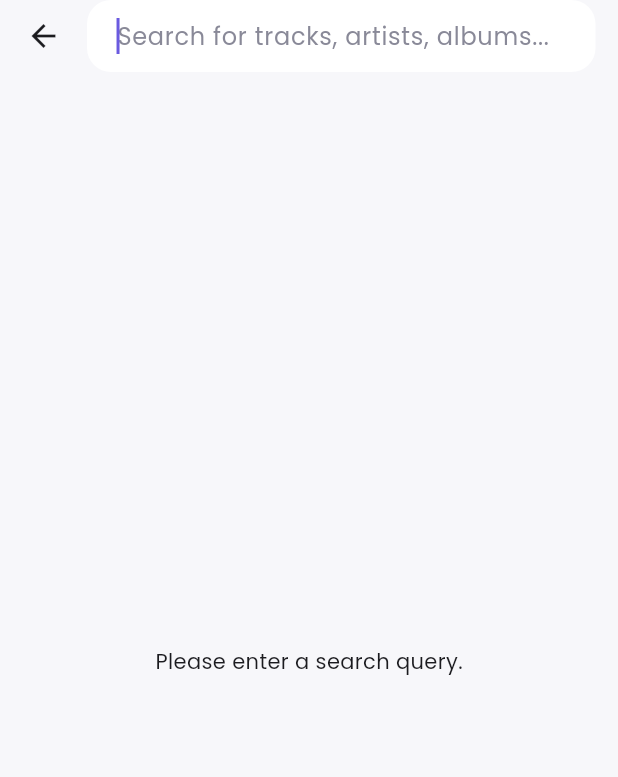
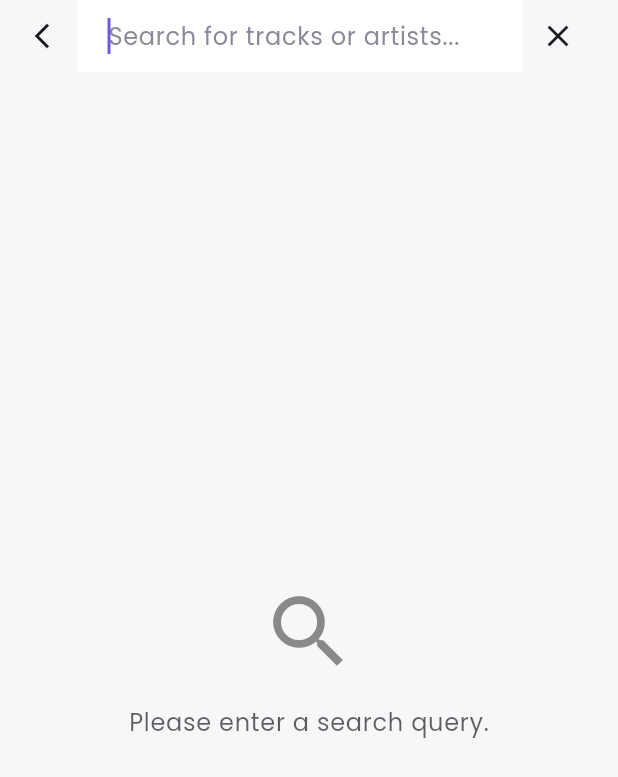
Before and after one commit to palp1ix/listen_to_my_tracks, a Flutter app: the SearchResultsScreen screen opened by its route, on a phone screen of 412 x 824 dp. Shown: the top 777 px of the screen. Run offline on Flutter 3.47's test engine with Material 3 defaults, Android fonts, the phone set to English and light mode, and no system bars; our stand-ins replace auto_route, dio, equatable, flutter_bloc, google_fonts; network calls fail.

Commit message:
feat(search): Implement CustomSearchBar widget for improved search functionality

```diff
--- a/lib/features/search/view/search_results_screen.dart
+++ b/lib/features/search/view/search_results_screen.dart
@@ -5,7 +5,9 @@ import 'package:flutter_bloc/flutter_bloc.dart';
 import 'package:listen_to_my_tracks/core/widgets/track_list_tile.dart';
 import 'package:listen_to_my_tracks/data/datasources/music_remote_datasource.dart';
 import 'package:listen_to_my_tracks/data/repositories/music_repository_impl.dart';
+import 'package:listen_to_my_tracks/domain/entities/track.dart';
 import 'package:listen_to_my_tracks/features/search/bloc/search_bloc.dart';
+import 'package:listen_to_my_tracks/features/search/widgets/search_bar.dart';
 
 @RoutePage()
 class SearchResultsScreen extends StatefulWidget {
@@ -16,13 +18,15 @@ class SearchResultsScreen extends StatefulWidget {
 }
 
 class _SearchResultsScreenState extends State<SearchResultsScreen> {
+  // BLoC and controllers are state, so they remain in the StatefulWidget.
   late final SearchBloc _searchBloc;
   late final TextEditingController _controller;
-  late final FocusNode _focusNode; // 1. Declare the FocusNode.
+  late final FocusNode _focusNode;
 
   @override
   void initState() {
-    // Initialize the SearchBloc with the MusicRepositoryImpl.
+    super.initState();
+    // DI logic is left as is, as requested.
     _searchBloc = SearchBloc(
       MusicRepositoryImpl(
         remoteDataSource: MusicRemoteDataSourceImpl(
@@ -30,86 +34,99 @@ class _SearchResultsScreenState extends State<SearchResultsScreen> {
         ),
       ),
     );
-    // Initialize the text controller.
     _controller = TextEditingController();
-
-    // Initialize the FocusNode.
     _focusNode = FocusNode();
 
-    // Request focus after the first frame has been rendered.
-    // This ensures that the widget tree is built and ready to accept focus.
+    // Auto-focus the search field when the screen opens.
     WidgetsBinding.instance.addPostFrameCallback((_) {
-      // Check if the widget is still in the tree.
       if (mounted) {
         _focusNode.requestFocus();
       }
     });
-
-    super.initState();
   }
 
   @override
   void dispose() {
+    // It's crucial to dispose of all controllers and close BLoCs
+    // to prevent memory leaks.
     _searchBloc.close();
     _controller.dispose();
+    _focusNode.dispose();
     super.dispose();
   }
 
   @override
   Widget build(BuildContext context) {
-    final theme = Theme.of(context);
-
     return Scaffold(
       body: SafeArea(
+        // Using a Column to structure the main sections of the screen:
+        // the search bar and the results body.
         child: Column(
           children: [
-            Padding(
-              padding: const EdgeInsets.only(right: 15, left: 5),
-              child: Row(
-                children: [
-                  IconButton(
-                    icon: const Icon(Icons.arrow_back),
-                    onPressed: () {
-                      context.router.pop();
+            CustomSearchBar(
+              controller: _controller,
+              focusNode: _focusNode,
+              onSubmitted: (query) {
+                // Hide keyboard on submit
+                _focusNode.unfocus();
+                _searchBloc.add(SearchRequested(query));
               },
             ),
-                  SizedBox(width: 5),
+            const SizedBox(height: 10),
+            // The Expanded widget ensures the results body takes up
+            // all available vertical space.
             Expanded(
-                    child: TextField(
-                      controller: _controller,
-                      focusNode:
-                          _focusNode, // Assign the FocusNode to the TextField.
-                      onSubmitted: (value) {
-                        _searchBloc.add(SearchRequested(value));
-                      },
-                      decoration: InputDecoration(
-                        hintText: 'Search for tracks, artists, albums...',
-                      ),
-                      style: TextStyle(color: theme.hintColor),
-                    ),
+              child: _SearchResultsBody(searchBloc: _searchBloc),
             ),
           ],
         ),
       ),
-            SizedBox(height: 10),
-            Expanded(
-              child: BlocBuilder(
-                bloc: _searchBloc,
+    );
+  }
+}
+
+// This widget handles the presentation logic based on the SearchBloc's state.
+class _SearchResultsBody extends StatelessWidget {
+  const _SearchResultsBody({required this.searchBloc});
+
+  final SearchBloc searchBloc;
+
+  @override
+  Widget build(BuildContext context) {
+    return BlocBuilder<SearchBloc, SearchState>(
+      bloc: searchBloc,
       builder: (context, state) {
-                  switch (state) {
-                    case SearchInitial():
-                      return const Center(
-                        child: Text('Please enter a search query.'),
+        return switch (state) {
+          SearchInitial() => const _InfoView(
+              icon: Icons.search,
+              message: 'Please enter a search query.',
+            ),
+          SearchLoading() => const Center(child: CircularProgressIndicator()),
+          SearchFailure(:final message) => _ErrorView(message: message),
+          SearchSuccess(:final results) => results.isEmpty
+              ? const _InfoView(
+                  icon: Icons.search_off,
+                  message: 'No results found.',
+                )
+              : _ResultsListView(results: results),
+        };
+      },
     );
-                    case SearchLoading():
-                      return const Center(child: CircularProgressIndicator());
-                    case SearchFailure(message: final message):
-                      return Center(child: Text('Error: $message'));
-                    case SearchSuccess(results: final results):
-                      if (results.isEmpty) {
-                        return const Center(child: Text('No results found.'));
   }
+}
+
+// A list to display the search results.
+class _ResultsListView extends StatelessWidget {
+  const _ResultsListView({required this.results});
+
+  final List<TrackEntity> results;
+
+  @override
+  Widget build(BuildContext context) {
+    // Using a fade-in effect can make the appearance of results feel smoother.
     return ListView.builder(
+      // Helps with performance on long lists.
+      addAutomaticKeepAlives: true,
       itemCount: results.length,
       itemBuilder: (context, index) {
         final track = results[index];
@@ -120,11 +137,62 @@ class _SearchResultsScreenState extends State<SearchResultsScreen> {
         );
       },
     );
-                    default:
-                      return const SizedBox.shrink();
   }
-                },
+}
+
+// A reusable widget for displaying centered information (e.g., initial, no results).
+class _InfoView extends StatelessWidget {
+  const _InfoView({required this.icon, required this.message});
+
+  final IconData icon;
+  final String message;
+
+  @override
+  Widget build(BuildContext context) {
+    final theme = Theme.of(context);
+    return Center(
+      child: Column(
+        mainAxisAlignment: MainAxisAlignment.center,
+        children: [
+          Icon(
+            icon,
+            size: 64,
+            color: theme.textTheme.bodyMedium?.color?.withValues(alpha: 0.5),
           ),
+          const SizedBox(height: 16),
+          Text(
+            message,
+            style: theme.textTheme.bodyLarge?.copyWith(
+              color: theme.textTheme.bodyMedium?.color?.withValues(alpha: 0.7),
+            ),
+          ),
+        ],
+      ),
+    );
+  }
+}
+
+// A widget for displaying an error message, consistent with HomeScreen.
+class _ErrorView extends StatelessWidget {
+  const _ErrorView({required this.message});
+
+  final String message;
+
+  @override
+  Widget build(BuildContext context) {
+    return Center(
+      child: Padding(
+        padding: const EdgeInsets.all(16.0),
+        child: Column(
+          mainAxisAlignment: MainAxisAlignment.center,
+          children: [
+            Text('Error: $message', textAlign: TextAlign.center),
+            // TODO: Implement retry logic. It would require storing the last
+            // searched query to dispatch the event again.
+            const SizedBox(height: 16),
+            ElevatedButton(
+              onPressed: () { /* Retry logic here */ },
+              child: const Text('Retry'),
             ),
           ],
         ),
--- /dev/null
+++ b/lib/features/search/widgets/search_bar.dart
@@ -0,0 +1,55 @@
+// A dedicated widget for the search bar UI.
+// It is stateless and communicates user actions via callbacks.
+import 'package:auto_route/auto_route.dart';
+import 'package:flutter/material.dart';
+
+class CustomSearchBar extends StatelessWidget {
+  const CustomSearchBar({super.key,
+    required this.controller,
+    required this.focusNode,
+    required this.onSubmitted,
+  });
+
+  final TextEditingController controller;
+  final FocusNode focusNode;
+  final ValueChanged<String> onSubmitted;
+
+  @override
+  Widget build(BuildContext context) {
+    return Padding(
+      padding: const EdgeInsets.only(right: 16, left: 4),
+      child: Row(
+        children: [
+          // Using a more standard back button for iOS look and feel.
+          IconButton(
+            icon: const Icon(Icons.arrow_back_ios_new, size: 20),
+            onPressed: () => context.router.pop(),
+          ),
+          Expanded(
+            child: TextField(
+              controller: controller,
+              focusNode: focusNode,
+              onSubmitted: onSubmitted,
+              decoration: const InputDecoration(
+                hintText: 'Search for tracks or artists...',
+                // Removing the border makes it look cleaner within this layout.
+                border: InputBorder.none,
+              ),
+              // Use a specific text style for consistency.
+              style: Theme.of(context).textTheme.bodyLarge,
+            ),
+          ),
+          // Add a clear button to improve usability.
+          IconButton(
+            icon: const Icon(Icons.clear),
+            onPressed: () {
+              controller.clear();
+              // Optionally, you could also clear the search results here
+              // by adding an event to the BLoC.
+            },
+          ),
+        ],
+      ),
+    );
+  }
+}
```
Lines whose indentation alone changed are shown as unchanged.
